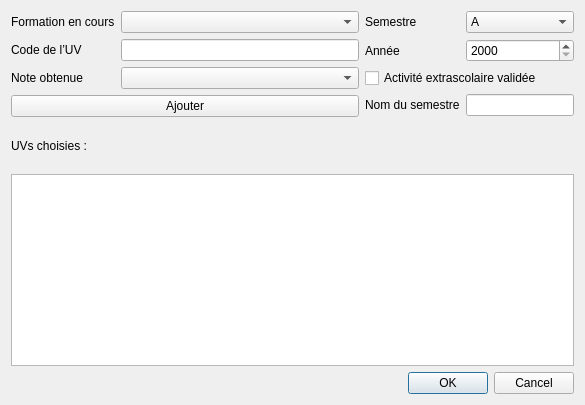
Before: the Qt Designer form qt/ui/addsemestredialog.ui in alecalve/UTProfiler, drawn with Qt 5.
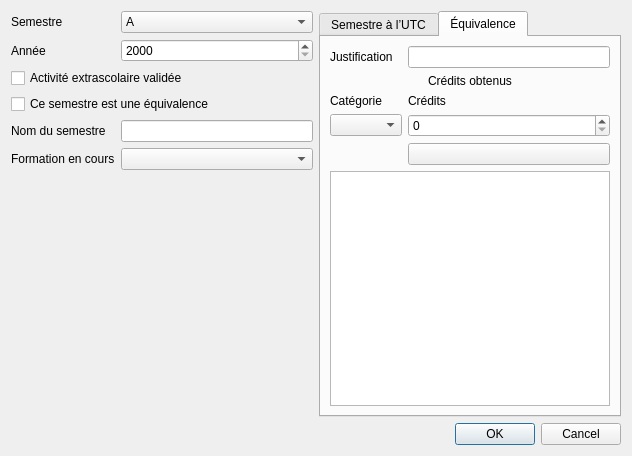
After: the same form once the commit is applied. Icons and pictures are not drawn.

Commit message: Ajout d’équivalences dans les dossiers

```diff
--- a/qt/ui/addsemestredialog.ui
+++ b/qt/ui/addsemestredialog.ui
@@ -9,8 +9,8 @@
    <rect>
     <x>0</x>
     <y>0</y>
-    <width>585</width>
-    <height>405</height>
+    <width>632</width>
+    <height>456</height>
    </rect>
   </property>
   <property name="windowTitle">
@@ -18,77 +18,6 @@
   </property>
   <layout class="QGridLayout" name="gridLayout">
    <item row="0" column="0">
-    <layout class="QFormLayout" name="formLayout">
-     <property name="fieldGrowthPolicy">
-      <enum>QFormLayout::AllNonFixedFieldsGrow</enum>
-     </property>
-     <item row="0" column="0">
-      <widget class="QLabel" name="label_7">
-       <property name="text">
-        <string>Formation en cours</string>
-       </property>
-      </widget>
-     </item>
-     <item row="0" column="1">
-      <widget class="QComboBox" name="formationBox"/>
-     </item>
-     <item row="1" column="0">
-      <widget class="QLabel" name="label_3">
-       <property name="text">
-        <string>Code de l’UV</string>
-       </property>
-      </widget>
-     </item>
-     <item row="1" column="1">
-      <widget class="QLineEdit" name="codeEdit"/>
-     </item>
-     <item row="2" column="0">
-      <widget class="QLabel" name="label_4">
-       <property name="text">
-        <string>Note obtenue</string>
-       </property>
-      </widget>
-     </item>
-     <item row="2" column="1">
-      <widget class="QComboBox" name="noteBox"/>
-     </item>
-     <item row="3" column="0" colspan="2">
-      <widget class="QPushButton" name="ajouter">
-       <property name="text">
-        <string>Ajouter</string>
-       </property>
-       <property name="icon">
-        <iconset resource="../icons.qrc">
-         <normaloff>:/new/icons/add.png</normaloff>:/new/icons/add.png</iconset>
-       </property>
-      </widget>
-     </item>
-    </layout>
-   </item>
-   <item row="4" column="0">
-    <layout class="QVBoxLayout" name="additionnalSaisieLayout"/>
-   </item>
-   <item row="4" column="1" colspan="3">
-    <widget class="QDialogButtonBox" name="buttonBox">
-     <property name="orientation">
-      <enum>Qt::Horizontal</enum>
-     </property>
-     <property name="standardButtons">
-      <set>QDialogButtonBox::Cancel|QDialogButtonBox::Ok</set>
-     </property>
-    </widget>
-   </item>
-   <item row="2" column="0" rowspan="2" colspan="4">
-    <widget class="QTableWidget" name="tableWidget"/>
-   </item>
-   <item row="1" column="0">
-    <widget class="QLabel" name="label_2">
-     <property name="text">
-      <string>UVs choisies :</string>
-     </property>
-    </widget>
-   </item>
-   <item row="0" column="1" colspan="3">
     <layout class="QFormLayout" name="formLayout_2">
      <property name="fieldGrowthPolicy">
       <enum>QFormLayout::AllNonFixedFieldsGrow</enum>
@@ -144,18 +73,183 @@
        </property>
       </widget>
      </item>
-     <item row="3" column="0">
+     <item row="4" column="0">
       <widget class="QLabel" name="label_6">
        <property name="text">
         <string>Nom du semestre</string>
        </property>
       </widget>
      </item>
-     <item row="3" column="1">
+     <item row="4" column="1">
       <widget class="QLineEdit" name="semestreEdit"/>
      </item>
+     <item row="5" column="0">
+      <widget class="QLabel" name="label_7">
+       <property name="text">
+        <string>Formation en cours</string>
+       </property>
+      </widget>
+     </item>
+     <item row="5" column="1">
+      <widget class="QComboBox" name="formationBox"/>
+     </item>
+     <item row="3" column="0" colspan="2">
+      <widget class="QCheckBox" name="equivalenceCheckBox">
+       <property name="text">
+        <string>Ce semestre est une équivalence</string>
+       </property>
+      </widget>
+     </item>
     </layout>
    </item>
+   <item row="2" column="1">
+    <widget class="QDialogButtonBox" name="buttonBox">
+     <property name="orientation">
+      <enum>Qt::Horizontal</enum>
+     </property>
+     <property name="standardButtons">
+      <set>QDialogButtonBox::Cancel|QDialogButtonBox::Ok</set>
+     </property>
+    </widget>
+   </item>
+   <item row="0" column="1">
+    <widget class="QTabWidget" name="tabWidget">
+     <property name="currentIndex">
+      <number>1</number>
+     </property>
+     <widget class="QWidget" name="tab">
+      <attribute name="title">
+       <string>Semestre à l’UTC</string>
+      </attribute>
+      <layout class="QVBoxLayout" name="verticalLayout_2">
+       <item>
+        <layout class="QFormLayout" name="formLayout">
+         <property name="fieldGrowthPolicy">
+          <enum>QFormLayout::AllNonFixedFieldsGrow</enum>
+         </property>
+         <item row="1" column="0">
+          <widget class="QLabel" name="label_3">
+           <property name="text">
+            <string>Code de l’UV</string>
+           </property>
+          </widget>
+         </item>
+         <item row="1" column="1">
+          <widget class="QLineEdit" name="codeEdit"/>
+         </item>
+         <item row="2" column="0">
+          <widget class="QLabel" name="label_4">
+           <property name="text">
+            <string>Note obtenue</string>
+           </property>
+          </widget>
+         </item>
+         <item row="2" column="1">
+          <widget class="QComboBox" name="noteBox"/>
+         </item>
+         <item row="3" column="0" colspan="2">
+          <widget class="QPushButton" name="ajouter">
+           <property name="text">
+            <string>Ajouter</string>
+           </property>
+           <property name="icon">
+            <iconset resource="../icons.qrc">
+             <normaloff>:/new/icons/add.png</normaloff>:/new/icons/add.png</iconset>
+           </property>
+          </widget>
+         </item>
+        </layout>
+       </item>
+       <item>
+        <widget class="QLabel" name="label_2">
+         <property name="text">
+          <string>UVs choisies :</string>
+         </property>
+        </widget>
+       </item>
+       <item>
+        <widget class="QTableWidget" name="tableWidget"/>
+       </item>
+      </layout>
+      <zorder>formLayoutWidget</zorder>
+      <zorder>tableWidget</zorder>
+      <zorder>buttonBox</zorder>
+      <zorder>label_2</zorder>
+     </widget>
+     <widget class="QWidget" name="tab_2">
+      <attribute name="title">
+       <string>Équivalence</string>
+      </attribute>
+      <layout class="QVBoxLayout" name="verticalLayout_4">
+       <item>
+        <layout class="QFormLayout" name="formLayout_3">
+         <property name="fieldGrowthPolicy">
+          <enum>QFormLayout::AllNonFixedFieldsGrow</enum>
+         </property>
+         <item row="0" column="0">
+          <widget class="QLabel" name="label_9">
+           <property name="text">
+            <string>Justification</string>
+           </property>
+          </widget>
+         </item>
+         <item row="0" column="1">
+          <widget class="QLineEdit" name="justificationEdit"/>
+         </item>
+         <item row="1" column="0" colspan="2">
+          <widget class="QLabel" name="label_10">
+           <property name="text">
+            <string>Crédits obtenus</string>
+           </property>
+           <property name="alignment">
+            <set>Qt::AlignCenter</set>
+           </property>
+          </widget>
+         </item>
+         <item row="3" column="0">
+          <widget class="QLabel" name="label_11">
+           <property name="text">
+            <string>Catégorie</string>
+           </property>
+          </widget>
+         </item>
+         <item row="3" column="1">
+          <widget class="QLabel" name="label_12">
+           <property name="text">
+            <string>Crédits</string>
+           </property>
+          </widget>
+         </item>
+         <item row="4" column="0">
+          <widget class="QComboBox" name="categorieBox"/>
+         </item>
+         <item row="4" column="1">
+          <widget class="QSpinBox" name="creditsBox">
+           <property name="maximum">
+            <number>300</number>
+           </property>
+          </widget>
+         </item>
+         <item row="5" column="1">
+          <widget class="QPushButton" name="addCredits">
+           <property name="text">
+            <string/>
+           </property>
+           <property name="icon">
+            <iconset resource="../icons.qrc">
+             <normaloff>:/new/icons/add.png</normaloff>:/new/icons/add.png</iconset>
+           </property>
+          </widget>
+         </item>
+         <item row="6" column="0" colspan="2">
+          <widget class="QTableWidget" name="tableCredits"/>
+         </item>
+        </layout>
+       </item>
+      </layout>
+     </widget>
+    </widget>
+   </item>
   </layout>
  </widget>
  <resources>
```
The commit also changes 2 other files.
